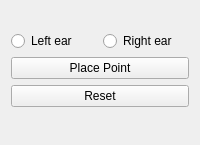
thomasjames3/SlicerScutumGraftLocator, file Resources/UI/page_pinna_landmarks.ui: the form before one commit.
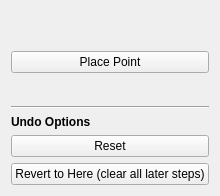
The form after the commit.

Patch:
```diff
--- a/Resources/UI/page_pinna_landmarks.ui
+++ b/Resources/UI/page_pinna_landmarks.ui
@@ -14,22 +14,22 @@
     </widget>
    </item>
    <item>
-    <layout class="QHBoxLayout" name="sideLayout">
-     <item>
-      <widget class="QRadioButton" name="leftRadioButton">
-       <property name="text">
-        <string>Left ear</string>
-       </property>
-      </widget>
-     </item>
-     <item>
-      <widget class="QRadioButton" name="rightRadioButton">
-       <property name="text">
-        <string>Right ear</string>
-       </property>
-      </widget>
-     </item>
-    </layout>
+    <widget class="QLabel" name="tutorialLabel">
+     <property name="text">
+      <string></string>
+     </property>
+     <property name="wordWrap">
+      <bool>true</bool>
+     </property>
+     <property name="visible">
+      <bool>false</bool>
+     </property>
+     <property name="font">
+      <font>
+       <italic>true</italic>
+      </font>
+     </property>
+    </widget>
    </item>
    <item>
     <widget class="QPushButton" name="placePointButton">
@@ -38,13 +38,6 @@
      </property>
     </widget>
    </item>
-   <item>
-    <widget class="QPushButton" name="resetButton">
-     <property name="text">
-      <string>Reset</string>
-     </property>
-    </widget>
-   </item>
    <item>
     <widget class="QLabel" name="statusLabel">
      <property name="text">
@@ -62,6 +55,39 @@
      </property>
     </spacer>
    </item>
+   <item>
+    <widget class="Line" name="undoOptionsLine">
+     <property name="orientation">
+      <enum>Qt::Horizontal</enum>
+     </property>
+    </widget>
+   </item>
+   <item>
+    <widget class="QLabel" name="undoOptionsLabel">
+     <property name="text">
+      <string>Undo Options</string>
+     </property>
+     <property name="font">
+      <font>
+       <bold>true</bold>
+      </font>
+     </property>
+    </widget>
+   </item>
+   <item>
+    <widget class="QPushButton" name="resetButton">
+     <property name="text">
+      <string>Reset</string>
+     </property>
+    </widget>
+   </item>
+   <item>
+    <widget class="QPushButton" name="revertToHereButton">
+     <property name="text">
+      <string>Revert to Here (clear all later steps)</string>
+     </property>
+    </widget>
+   </item>
   </layout>
  </widget>
  <resources/>
```
